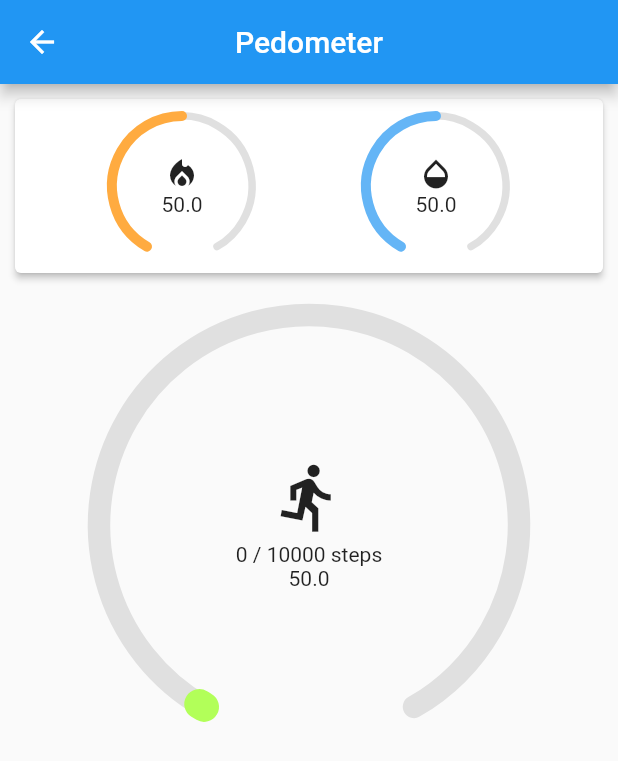
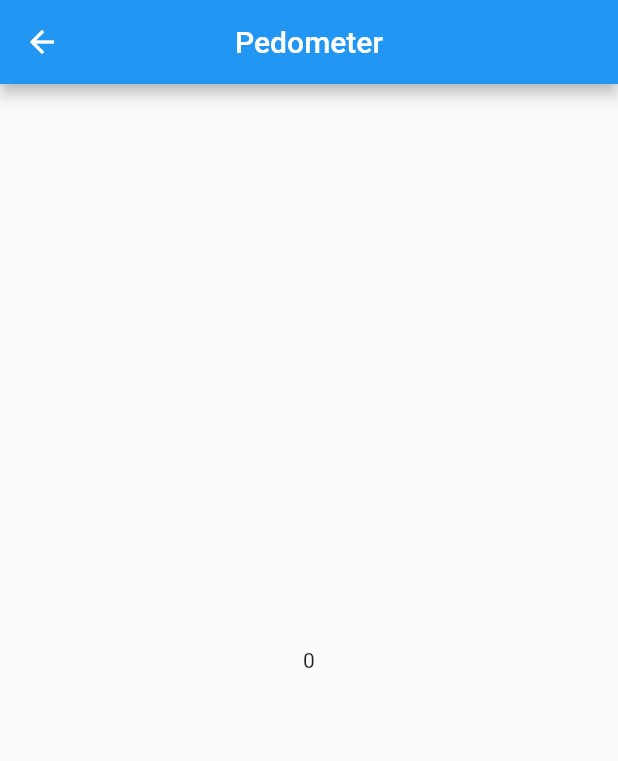
Before and after one commit to liewyihseng/HealthGuard, a Flutter app: the PedometerPage screen opened by its route, on a phone screen of 412 x 824 dp. Shown: the top 761 px of the screen. Run offline on Flutter 3.47's test engine with Material 2 defaults, Android fonts, the phone set to English and light mode, and no system bars; drawn by our look-alikes of sleek_circular_slider; our stand-ins replace cached_network_image, cloud_firestore, firebase_auth, firebase_core, firebase_storage, font_awesome_flutter and 3 more; accounts and stored records are empty.

Commit message:
commiting pedo that doesn work

```diff
--- a/lib/pedometer_page.dart
+++ b/lib/pedometer_page.dart
@@ -1,72 +1,68 @@
-import 'package:HealthGuard/widgets/round_progress_bar.dart';
+import 'dart:async';
+
 import 'package:flutter/material.dart';
 import 'package:pedometer/pedometer.dart';
 
-/// pedometer screen page
+// TODO - Permissions for iOS in xcode (not sure)
+
+// plugin doc from pedometer
+// https://github.com/feelfreelinux/flutter-plugins/tree/master/packages/pedometer
+
+/// pedometer screen page widget class
 class PedometerPage extends StatefulWidget {
+  /// screen ID for navigator routing
   static const String id = "PedometerPage";
   @override
   _PedometerPageState createState() => _PedometerPageState();
 }
 
+/// pedometer screen page state class
 class _PedometerPageState extends State<PedometerPage> {
-  double _stepGoal = 10000;
+  Pedometer _pedometer;
+  StreamSubscription<int> _subscription;
+  int _stepCountValue;
 
-  //pedometer var
-  Stream<StepCount> _stepCountStream;
-  Stream<PedestrianStatus> _pedestrianStatusStream;
-  String _steps = "0";
-  String _status = "Unknown";
-
-  //pedometer services
   @override
   void initState() {
     super.initState();
-    initPlatformState();
+    startListening();
   }
 
-  void onStepCount(StepCount event) {
-    print(event);
-    setState(() {
-      _steps = event.steps.toString();
-    });
+  @override
+  void dispose() {
+    stopListening();
+    super.dispose();
   }
 
-  void onPedestrianStatusChanged(PedestrianStatus event) {
-    print(event);
-    setState(() {
-      _status = event.status;
-    });
+  void startListening() {
+    print("startlistening1");
+    _pedometer = Pedometer();
+    _subscription = _pedometer.pedometerStream.listen(
+      getTodaySteps,
+      onError: _onError,
+      onDone: _onDone,
+      cancelOnError: false,
+    );
+    print("startlistening2");
   }
 
-  void onPedestrianStatusError(error) {
-    print('onPedestrianStatusError: $error');
+  void _onDone() => print("Finished pedometer tracking");
+  void _onError(error) => print("Flutter Pedometer Error: $error");
+
+  Future<int> getTodaySteps(int value) async {
+    print(value);
     setState(() {
-      _status = '';
+      print("setstate");
+      _stepCountValue = value;
     });
-    print("pedestrian status error");
+    return _stepCountValue; // this is your daily steps value.
   }
 
-  void onStepCountError(error) {
-    print('onStepCountError: $error');
-    setState(() {
-      _steps = "0";
-    });
-    print("pedometer error");
+  void stopListening() {
+    _subscription.cancel();
   }
 
-  void initPlatformState() {
-    _pedestrianStatusStream = Pedometer.pedestrianStatusStream;
-    _pedestrianStatusStream
-        .listen(onPedestrianStatusChanged)
-        .onError(onPedestrianStatusError);
-
-    _stepCountStream = Pedometer.stepCountStream;
-    _stepCountStream.listen(onStepCount).onError(onStepCountError);
-
-    if (!mounted) return;
-  }
-
+  /// build
   @override
   Widget build(BuildContext context) {
     return Scaffold(
@@ -74,74 +70,7 @@ class _PedometerPageState extends State<PedometerPage> {
         centerTitle: true,
         title: Text("Pedometer"),
       ),
-      body: Container(
-        child: Column(
-          children: [
-            Card(
-              margin: EdgeInsets.all(10),
-              elevation: 2,
-              child: Row(
-                crossAxisAlignment: CrossAxisAlignment.center,
-                mainAxisAlignment: MainAxisAlignment.spaceEvenly,
-                children: [
-                  RoundProgressBar(
-                    size: 100,
-                    color: Colors.orangeAccent,
-                    max: 100,
-                    value: 50,
-                    innerWidget: (percentage) {
-                      return Column(
-                        mainAxisAlignment: MainAxisAlignment.center,
-                        children: [
-                          Icon(Icons.local_fire_department),
-                          Text(((percentage * 10).ceil() / 10).toString()),
-                        ],
-                      );
-                    },
-                  ),
-                  RoundProgressBar(
-                      max: 100,
-                      size: 100,
-                      value: 50,
-                      color: Colors.blue[300],
-                      innerWidget: (percentage) {
-                        return Column(
-                          mainAxisAlignment: MainAxisAlignment.center,
-                          children: [
-                            Icon(Icons.opacity),
-                            Text(((percentage * 10).ceil() / 10).toString()),
-                          ],
-                        );
-                      }),
-                ],
-              ),
-            ),
-            Center(
-              child: RoundProgressBar(
-                  value: 50,
-                  max: _stepGoal,
-                  size: 300,
-                  color: Colors.lightGreenAccent,
-                  innerWidget: (percentage) {
-                    return Column(
-                      mainAxisAlignment: MainAxisAlignment.center,
-                      children: [
-                        Icon(
-                          Icons.directions_run,
-                          size: 50,
-                        ),
-                        SizedBox(
-                          height: 5,
-                        ),
-                        Text("$_steps / ${_stepGoal.toInt()} steps"),
-                        Text(percentage.toString())
-                      ],
-                    );
-                  }),
-            ),
-          ],
-        ),
-      ),
+      body: Center(child: Text(_stepCountValue?.toString() ?? '0')),
     );
   }
 }
```
Also changed, not shown: pubspec.yaml (+8 -2 lines), pubspec.lock.
